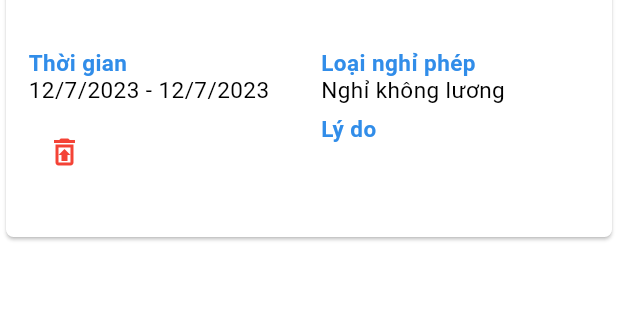
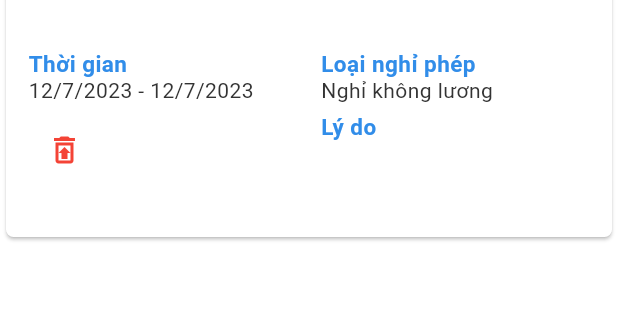
Before and after one commit to Nguyen25602/MobileAppCamAI, a Flutter app: the RequestItem widget shown alone on an empty page, opened directly with empty values, on a phone screen of 412 x 824 dp, the part 66-386 px from its top. Run offline on Flutter 3.47's test engine with Material 2 defaults, Android fonts, the phone set to English and light mode, and no system bars; our stand-ins replace camera, cloud_firestore, firebase_core, font_awesome_flutter, geolocator, get_it and 6 more; missing offline and left inert: geocode, google_ml_kit, network_info_plus, tflite_flutter; accounts and stored records are empty.

Commit message:
change style to principal

```diff
--- a/lib/widgets/request_item.dart
+++ b/lib/widgets/request_item.dart
@@ -49,9 +49,9 @@ class _RequestItemState extends State<RequestItem> {
                             Text(
                               "  ${widget._requestItem.name}",
                               overflow: TextOverflow.ellipsis,
-                              style:const TextStyle(
-                                color: Colors.black,
-                                fontSize: 12,
+                              style:TextStyle(
+                                color: Constants.textColor,
+                                fontSize: 14,
                                 fontFamily: 'Roboto',
                                 fontWeight:FontWeight.normal,
                               ),
@@ -136,9 +136,9 @@ Text label(String title) {
 Text information(String infor) {
   return Text(
     infor,
-    style:const TextStyle(
-      color: Colors.black,
-      fontSize: 15,
+    style: TextStyle(
+      color: Constants.textColor,
+      fontSize: 14,
       fontFamily: 'Roboto',
       fontWeight: FontWeight.w400,
       letterSpacing: 0.30,
```
Also changed, not shown: lib/widgets/notification_item.dart (+6 -4 lines).
